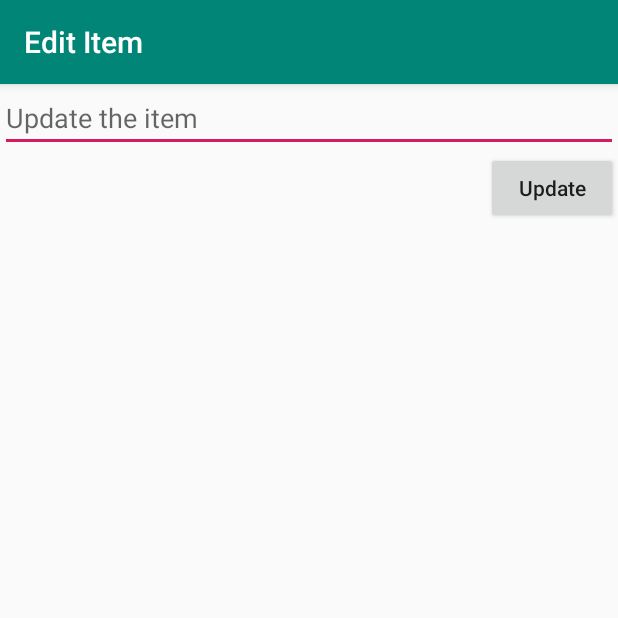
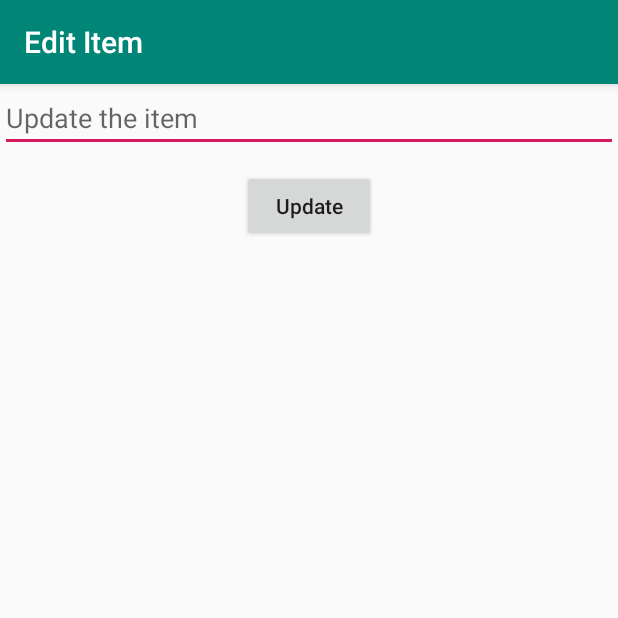
Before and after one commit to michaellofton/SimpleTodo, an Android app: the EditActivity screen opened directly, with no data from a screen before it, on a phone screen of 412 x 824 dp, the top half of it. Run offline under Robolectric (Android 15) with nearby library versions, the phone set to English and light mode, and no system bars.

Commit message:
Re-added necessary function call.

```diff
--- a/app/src/main/java/com/example/simpletodo/activities/MainActivity.java
+++ b/app/src/main/java/com/example/simpletodo/activities/MainActivity.java
@@ -45,6 +45,8 @@ public class MainActivity extends AppCompatActivity {
         btnAdd = findViewById(R.id.btnAdd);
         etItem = findViewById(R.id.etItem);
         rvItems = findViewById(R.id.rvItems);
+
+        loadItems();
 
         ItemsAdapter.OnLongClickListener onLongClickListener = new ItemsAdapter.OnLongClickListener() {
             @Override
--- a/app/src/main/res/layout/activity_edit.xml
+++ b/app/src/main/res/layout/activity_edit.xml
@@ -22,9 +22,11 @@
         android:layout_width="wrap_content"
         android:layout_height="wrap_content"
         android:layout_below="@+id/etItem"
+        android:layout_alignParentStart="true"
         android:layout_alignParentEnd="true"
-        android:layout_marginTop="0dp"
-        android:layout_marginEnd="0dp"
+        android:layout_marginStart="161dp"
+        android:layout_marginTop="12dp"
+        android:layout_marginEnd="161dp"
         android:inputType="text"
         android:text="Update" />
 </RelativeLayout>
```
